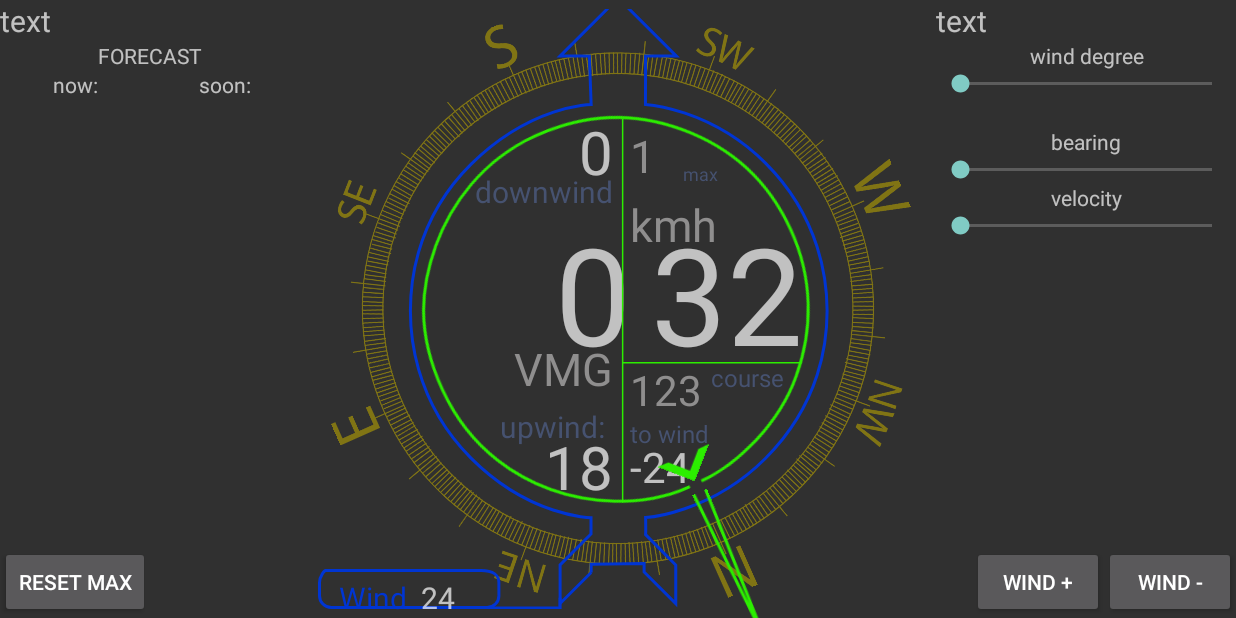
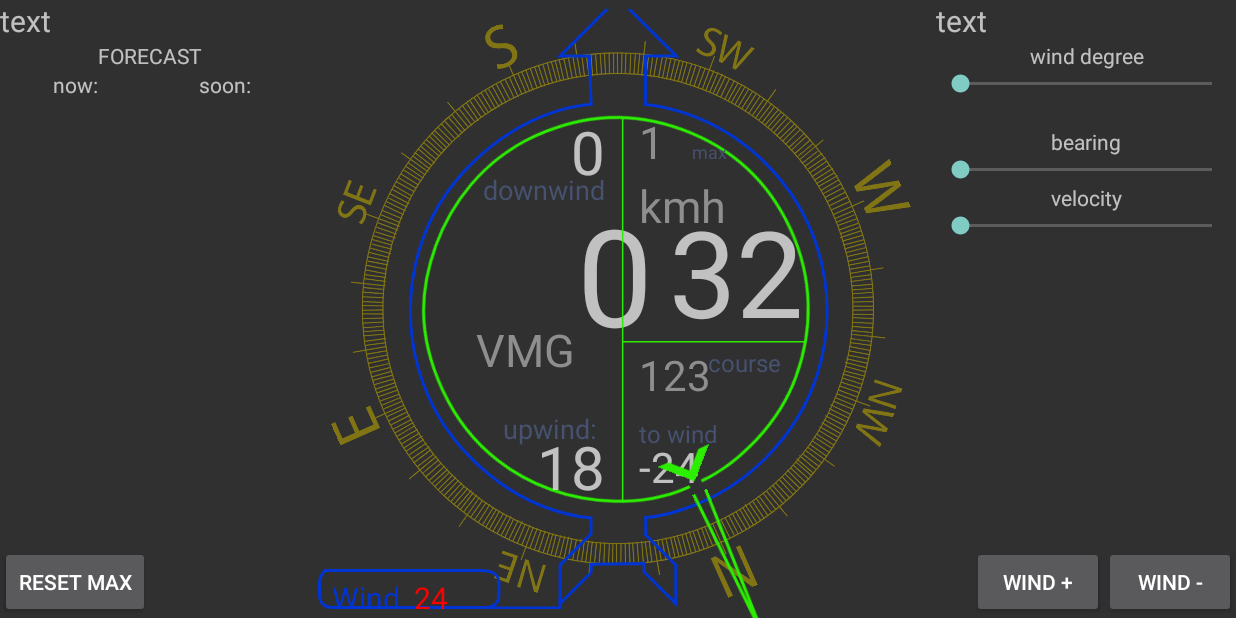
Before and after one commit to tCynik/KiteTimer, an Android app: the ActivityRace screen opened directly, with no data from a screen before it, after a tap on "WIND -", on a phone screen of 824 x 412 dp (held sideways). Run offline under Robolectric (Android 15) with nearby library versions, the phone set to English and light mode, and no system bars; 2 other taps on this screen came first.

Commit message:
fixed uncorrect position of Textwiews in central race layout. added changing winddirTV color when winddir was changed first time. Added proportional correcting VMG statistics when winddir is changed. next tasks are: 1) testing; 2) fixing bugs; 3) making timer framgent over the racing activity

```diff
--- a/src/main/java/com/example/racertimer/ActivityRace.java
+++ b/src/main/java/com/example/racertimer/ActivityRace.java
@@ -7,6 +7,7 @@ import android.content.Context;
 import android.content.DialogInterface;
 import android.content.Intent;
 import android.content.IntentFilter;
+import android.graphics.Color;
 import android.location.Location;
 import android.os.Bundle;
 import android.os.CountDownTimer;
@@ -36,7 +37,7 @@ public class ActivityRace extends AppCompatActivity implements SeekBar.OnSeekBar
     private TextView velocityTV, bearingTV, windTV, velocityMadeGoodTV, bestDownwindTV, maxVelocityTV, bestUpwindTV, courseToWindTV;
     private ConstraintLayout centralParamsCL, centralUiCL;
 
-    private int velocity, bearing, wind, velocityMadeGood, velocityMax, VMGMax, VMGmin, windCourseAngle;
+    private int velocity, bearing, windDirection, velocityMadeGood, velocityMax, VMGmax, VMGmin, windCourseAngle;
 
     private Activity thisActivity; // эта активность - для простоты перехода между экранами
     private TextView timerRace; // таймер гонки
@@ -106,9 +107,9 @@ public class ActivityRace extends AppCompatActivity implements SeekBar.OnSeekBar
 
         velocityMax = 1;
         //wind = 201;
-        wind = 24;
-        windTV.setText(String.valueOf(wind));
-        windFrameIV.setRotation(180 - wind);
+        windDirection = 24;
+        windTV.setText(String.valueOf(windDirection));
+        windFrameIV.setRotation(180 - windDirection);
 
 
 //        timerRace = findViewById(R.id.timer_race);
@@ -142,7 +143,7 @@ public class ActivityRace extends AppCompatActivity implements SeekBar.OnSeekBar
             @Override
             public void onClick(View view) {
                 velocityMax = 1;
-                VMGMax = 0;
+                VMGmax = 0;
                 VMGmin = 0;
                 lineVMGIV[0].setVisibility(View.INVISIBLE);
                 lineVMGIV[1].setVisibility(View.INVISIBLE);
@@ -156,22 +157,16 @@ public class ActivityRace extends AppCompatActivity implements SeekBar.OnSeekBar
         btnWindPlus.setOnClickListener(new View.OnClickListener() {
             @Override
             public void onClick(View view) {
-                wind ++;
-                calculateViewsPosition();
-                updateMaxVelocityVMG();
-                windTV.setText(String.valueOf(wind));
-                windFrameIV.setRotation(180- wind);
+                windDirection++;
+                onWindDirectionChanged(windDirection);
             }
         });
 
         btnWindMinus.setOnClickListener(new View.OnClickListener() {
             @Override
             public void onClick(View view) {
-                wind--;
-                calculateViewsPosition();
-                updateMaxVelocityVMG();
-                windTV.setText(String.valueOf(wind));
-                windFrameIV.setRotation(180 - wind);
+                windDirection--;
+                onWindDirectionChanged(windDirection);
             }
         });
 
@@ -187,12 +182,9 @@ public class ActivityRace extends AppCompatActivity implements SeekBar.OnSeekBar
     @Override
     public void onProgressChanged(SeekBar seekBar, int i, boolean b) {
         if (seekBar == windSB) {
-            wind = i;
-            wind = CoursesCalculator.setAngleFrom0To360(wind);
-            windFrameIV.setRotation(180 - wind);
-            windTV.setText(String.valueOf(wind));
-            calculateViewsPosition();
-            updateMaxVelocityVMG();
+            windDirection = i;
+            windDirection = CoursesCalculator.setAngleFrom0To360(windDirection);
+            onWindDirectionChanged( windDirection);
         }
         if (seekBar == bearingSB) {
             bearing = i;
@@ -310,11 +302,42 @@ public class ActivityRace extends AppCompatActivity implements SeekBar.OnSeekBar
                 if (intent.hasExtra("location")) { // если в сообщении есть геолокация
                     Location location = (Location) intent.getExtras().get("location");
                     processorChangedLocation(location); // отдаем точку на обработку в процессор
+                    Log.i("ActivityRace", "getted location broadcast from locationService, " +
+                            "new velocity = " + (int)((Location) intent.getExtras().get("location")).getSpeed());
+                }
+                if (intent.hasExtra("windDirection")) {
+                    onWindDirectionChanged((int) intent.getExtras().get("windDirection"));
+                    windTV.setTextColor(Color.WHITE);
+                    Log.i("ActivityRace", "getted wind broadcast from locationService, new windDir = " + intent.getExtras().get("windDirection"));
                 }
             }
         };
         locationIntentFilter = new IntentFilter(BROADCAST_ACTION); // прописываем интент фильтр для слушателя
         registerReceiver(locationBroadcastReceiver, locationIntentFilter); // регистрируем слушатель
+    }
+
+    private void onWindDirectionChanged (int updatedWindDirection) {
+        updateMaxVMGByNewWindDirection (updatedWindDirection);
+        windDirection = updatedWindDirection;
+        calculateViewsPosition();
+        updateMaxVelocityVMG();
+        windTV.setText(String.valueOf(windDirection));
+        windFrameIV.setRotation(180- windDirection);
+    }
+
+    private void updateMaxVMGByNewWindDirection (int updatedWindDirection) {
+        int deltaWindDirection = Math.abs(windDirection - updatedWindDirection);
+        if (deltaWindDirection > 180) { // обрабатываем возможный переход через 0-360
+            deltaWindDirection = 360 - deltaWindDirection;
+        }
+        if (deltaWindDirection >= 90) {// если слишком крутое изменение курса, обнуляем все ВМГ
+            VMGmin = 0;
+            VMGmax = 0;
+        } else { // если изменение <90 град, обновляем пропорционально изменению ветра
+            double correction = Math.cos(Math.toRadians(deltaWindDirection));
+            VMGmin = (int) (VMGmin * correction);
+            VMGmax = (int) (VMGmax * correction);
+        }
     }
 
     /** обработка вновь полученных геолокации */
@@ -348,10 +371,10 @@ public class ActivityRace extends AppCompatActivity implements SeekBar.OnSeekBar
         int radiusMaxMinDiference = arrowDirectionIV.getHeight(); // максимальная разница между максимальными и минимальным значениями
         int priceGradeSpeed;
         priceGradeSpeed = radiusMaxMinDiference / velocityMax; // цена деления: сколько ед сикбара в ед радиуса
-        deltaBearing = bearing - wind;
+        deltaBearing = bearing - windDirection;
         bearing = CoursesCalculator.setAngleFrom0To360(bearing);
-        courseToWind = CoursesCalculator.calcWindCourseAngle(wind, bearing);
-        wind = CoursesCalculator.setAngleFrom0To360(wind);
+        courseToWind = CoursesCalculator.calcWindCourseAngle(windDirection, bearing);
+        windDirection = CoursesCalculator.setAngleFrom0To360(windDirection);
         courseToWindTV.setText(String.valueOf(courseToWind));
 
         // поворот рамы скорости
@@ -393,10 +416,10 @@ public class ActivityRace extends AppCompatActivity implements SeekBar.OnSeekBar
 
         maxVelocityTV.setText(String.valueOf(velocityMax));
 
-        if (velocityMadeGood > VMGMax || velocityMadeGood < VMGmin) { // при обновлении зафиксированного максимума VMG
+        if (velocityMadeGood > VMGmax || velocityMadeGood < VMGmin) { // при обновлении зафиксированного максимума VMG
 //            lineVMGIV[2].setVisibility(View.VISIBLE);
-            if (velocityMadeGood > 0) VMGMax = velocityMadeGood;
-            bestUpwindTV.setText(String.valueOf(VMGMax));
+            if (velocityMadeGood > 0) VMGmax = velocityMadeGood;
+            bestUpwindTV.setText(String.valueOf(VMGmax));
             ////////// это все срань, нужно переписывать на canvas
             ////////// проверить центр экрана, приходится подгонять вручную подпорками
 //            if (windCourseAngle > 0) { // курс больше ноля = левый галс
--- a/src/main/java/com/example/racertimer/ActivityTimer.java
+++ b/src/main/java/com/example/racertimer/ActivityTimer.java
@@ -27,7 +27,6 @@ public class ActivityTimer extends AppCompatActivity implements View.OnClickList
     private Button butMinus1Sec, butMinus5Sec, butPlus1Sec, butPlus5Sec; // кнопки корректировки времени
     private TextView timerResult; // значение для отображения в приложении в формате мм:сс
     private TextView textTime; // переменная времени в левом вехнем углу
-
 
     private int procedureTiming; // тип стартовой процедуры в минутах
     private int timerSec; // текущий таймер в секундах
--- a/src/main/java/com/example/racertimer/Instruments/LocationService.java
+++ b/src/main/java/com/example/racertimer/Instruments/LocationService.java
@@ -47,12 +47,12 @@ public class LocationService extends Service {
     public int onStartCommand(Intent intent, int flags, int startId) {
         Log.i(PROJECT_LOG_TAG, " Thread: "+Thread.currentThread().getName() + " location service is started");
         return super.onStartCommand(intent, flags, startId);
-
     }
 
     @Override
     public void onCreate() {
         super.onCreate();
+
         Log.i(PROJECT_LOG_TAG, " Thread: "+Thread.currentThread().getName() + " location service is started");
         /** создаем листенер и описываем его действия */
 
@@ -63,6 +63,7 @@ public class LocationService extends Service {
                 intent = new Intent(BROADCAST_ACTION); // готовим передачу с новыми данными
                 intent.putExtra("windDirection", windDirection);
                 sendBroadcast(intent); // отправляем передачу
+                Log.i(PROJECT_LOG_TAG, " sending new wind direction into broadcastListener by herald. the win = " + windDirection);
             }
         };
         // создаем экземпляр класса для расчета направлений ветра
--- a/src/main/res/drawable/ic_frame_stat_velocity.xml
+++ b/src/main/res/drawable/ic_frame_stat_velocity.xml
@@ -5,7 +5,7 @@
     android:viewportHeight="400">
   <path
       android:strokeWidth="1"
-      android:pathData="M203.1,235.9L322.4,235.9"
+      android:pathData="M203.1,221.9L325.4,221.9"
       android:fillColor="#00000000"
       android:strokeColor="@color/velocity_color"/>
   <path
--- a/src/main/res/layout/activity_race.xml
+++ b/src/main/res/layout/activity_race.xml
@@ -142,7 +142,7 @@
                 app:layout_constraintVertical_bias="0.01"
                 app:layout_constraintTop_toTopOf="parent"
                 app:layout_constraintBottom_toBottomOf="parent"
-                app:layout_constraintHorizontal_bias="0.33"
+                app:layout_constraintHorizontal_bias="0.3"
                 app:layout_constraintStart_toStartOf="parent"
                 app:layout_constraintEnd_toEndOf="parent"/>
 
@@ -150,7 +150,7 @@
                 android:layout_width="wrap_content"
                 android:layout_height="wrap_content"
                 android:textColor="@color/race_last_signs"
-                android:textSize="20sp"
+                android:textSize="18sp"
                 android:text="downwind"
                 android:layout_marginTop="40dp"
                 app:layout_constraintTop_toTopOf="@id/min_vmg"
@@ -163,8 +163,8 @@
                 android:text="-21"
                 android:textSize="90sp"
                 android:gravity="end"
-                android:layout_marginEnd="115dp"
-                app:layout_constraintVertical_bias="0.4"
+                android:layout_marginEnd="100dp"
+                app:layout_constraintVertical_bias="0.32"
                 app:layout_constraintTop_toTopOf="parent"
                 app:layout_constraintBottom_toBottomOf="parent"
                 app:layout_constraintEnd_toEndOf="parent"/>
@@ -177,6 +177,7 @@
                 android:textColor="@color/race_secondary_signs"
                 android:textSize="30sp"
                 android:layout_marginTop="90dp"
+                android:layout_marginEnd="20dp"
                 app:layout_constraintTop_toTopOf="@+id/vmg"
                 app:layout_constraintEnd_toEndOf="@+id/min_vmg"/>
 
@@ -199,11 +200,12 @@
                 android:textColor="@color/race_last_signs"
                 android:layout_marginBottom="40dp"
                 android:text="upwind:"
-                android:textSize="20sp"
+                android:textSize="18sp"
                 app:layout_constraintVertical_bias="0.1"
                 app:layout_constraintEnd_toEndOf="@+id/max_vmg"
                 app:layout_constraintBottom_toBottomOf="@+id/max_vmg"/>
 
+            <!-- переходим к правой части экрана -->
             <TextView
                 android:id="@+id/max_velocity"
                 android:layout_width="35dp"
@@ -211,10 +213,8 @@
                 android:text="54"
                 android:textSize="30sp"
                 android:textColor="@color/race_secondary_signs"
-                app:layout_constraintVertical_bias="0.05"
-                app:layout_constraintTop_toTopOf="parent"
-                app:layout_constraintBottom_toBottomOf="parent"
-                app:layout_constraintHorizontal_bias="0.62"
+                app:layout_constraintTop_toTopOf="@+id/min_vmg"
+                app:layout_constraintHorizontal_bias="0.65"
                 app:layout_constraintStart_toStartOf="parent"
                 app:layout_constraintEnd_toEndOf="parent"/>
 
@@ -223,6 +223,7 @@
                 android:layout_height="wrap_content"
                 android:textSize="12sp"
                 android:text="max"
+                android:layout_marginBottom="5dp"
                 android:textColor="@color/race_last_signs"
                 app:layout_constraintStart_toEndOf="@id/max_velocity"
                 app:layout_constraintBottom_toBottomOf="@id/max_velocity"/>
@@ -232,9 +233,9 @@
                 android:layout_height="wrap_content"
                 android:text="kmh"
                 android:textSize="30sp"
+                android:layout_marginBottom="-30dp"
                 android:textColor="@color/race_secondary_signs"
-                android:layout_marginBottom="75dp"
-                app:layout_constraintBottom_toBottomOf="@id/velocity"
+                app:layout_constraintBottom_toTopOf="@id/velocity"
                 app:layout_constraintStart_toStartOf="@id/max_velocity" />
 
             <TextView
@@ -242,11 +243,10 @@
                 android:layout_width="115dp"
                 android:layout_height="110dp"
                 android:text="32"
-                app:layout_constraintHeight_percent="0.4"
-                android:textSize="90sp"
+                android:textSize="80sp"
                 android:gravity="end"
                 app:layout_constraintHorizontal_bias="1"
-                app:layout_constraintVertical_bias="0.4"
+                app:layout_constraintVertical_bias="0.35"
                 app:layout_constraintTop_toTopOf="parent"
                 app:layout_constraintBottom_toBottomOf="parent"
                 app:layout_constraintEnd_toEndOf="parent"
@@ -262,7 +262,7 @@
                 android:textColor="@color/race_secondary_signs"
                 android:textSize="28sp"
                 android:layout_marginTop="25dp"
-                app:layout_constraintVertical_bias="0.7"
+                app:layout_constraintVertical_bias="0.65"
                 app:layout_constraintStart_toStartOf="@id/max_velocity"
                 app:layout_constraintTop_toTopOf="parent"
                 app:layout_constraintBottom_toBottomOf="parent"/>
@@ -273,7 +273,7 @@
                 android:text="course"
                 android:textSize="16sp"
                 android:textColor="@color/race_last_signs"
-                android:layout_marginStart="4dp"
+                android:layout_marginStart="-4dp"
                 app:layout_constraintStart_toEndOf="@+id/bearing"
                 app:layout_constraintTop_toTopOf="@+id/bearing"/>
 
@@ -297,13 +297,12 @@
                 app:layout_constraintBottom_toBottomOf="@+id/course_to_wind"
                 app:layout_constraintStart_toStartOf="@id/course_to_wind"/>
 
-
         </androidx.constraintlayout.widget.ConstraintLayout>
 
         <LinearLayout
             android:layout_width="wrap_content"
             android:layout_height="wrap_content"
-            android:layout_marginStart="20dp"
+            android:layout_marginStart="15dp"
             app:layout_constraintBottom_toBottomOf="parent"
             app:layout_constraintStart_toStartOf="parent">
 
@@ -318,6 +317,7 @@
                 android:id="@+id/wind"
                 android:layout_width="wrap_content"
                 android:layout_height="wrap_content"
+                android:textColor="@color/red"
                 android:text="130"
                 android:textSize="20sp" />
 
```
Also changed, not shown: src/main/java/com/example/racertimer/Instruments/WindStatistics.java (+0 -38 lines).
